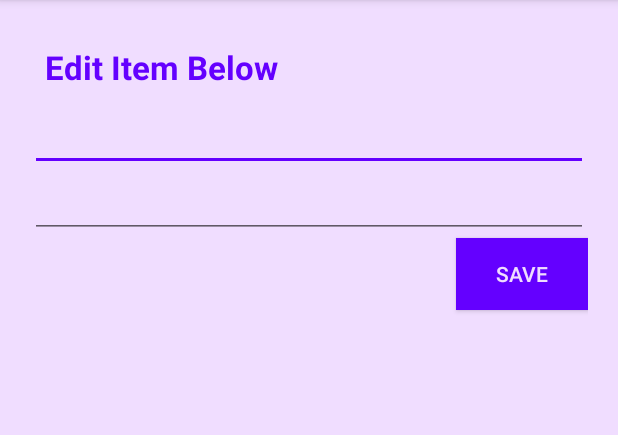
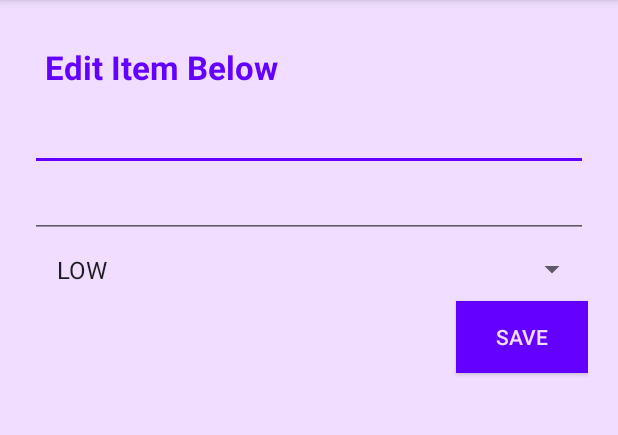
Before and after one commit to nemethjulia/ToDoApp, an Android app: the screen it shows after launch (EditItemActivity), after a tap on "CREATE NEW ITEM", on a phone screen of 412 x 824 dp, the part 84-519 px from its top. Run offline under Robolectric (Android 15) with nearby library versions, the phone set to English and light mode, and no system bars.

Commit message:
Priority for todos - start

```diff
--- a/app/src/main/java/com/seya/todoapp/EditItemActivity.java
+++ b/app/src/main/java/com/seya/todoapp/EditItemActivity.java
@@ -6,10 +6,13 @@ import android.support.v4.app.FragmentManager;
 import android.support.v7.app.AppCompatActivity;
 import android.os.Bundle;
 import android.view.View;
+import android.widget.ArrayAdapter;
 import android.widget.DatePicker;
 import android.widget.EditText;
+import android.widget.Spinner;
 import android.widget.Toast;
 
+import com.seya.todoapp.data.Priority;
 import com.seya.todoapp.data.ToDo;
 
 import java.text.DateFormat;
@@ -23,30 +26,9 @@ public class EditItemActivity extends AppCompatActivity implements DatePickerDia
 
     private EditText etEditItem;
     private EditText etDueDate;
+    private Spinner spPriority;
 
     private ToDo toDo;
-
-    @Override
-    protected void onCreate(Bundle savedInstanceState) {
-        super.onCreate(savedInstanceState);
-        setContentView(R.layout.activity_edit_item);
-        toDo = (ToDo) getIntent().getSerializableExtra("todo");
-        etEditItem = (EditText) findViewById(R.id.etEditItem);
-        etEditItem.setText(toDo.text);
-
-        etDueDate = (EditText) findViewById(R.id.etDueDate);
-        if (toDo.dueDate != null) {
-            etDueDate.setText(dateFormat.format(toDo.dueDate));
-            DateColoringUtil.setDueDateColor(etDueDate, toDo.dueDate);
-        }
-        etDueDate.setOnClickListener(new View.OnClickListener() {
-            @Override
-            public void onClick(View v) {
-                FragmentManager fm = getSupportFragmentManager();
-                DatePickerFragment.newInstance(toDo.dueDate).show(fm, "tag");
-            }
-        });
-    }
 
     public void onSave(View view) throws ParseException {
         String text = etEditItem.getText().toString();
@@ -54,6 +36,7 @@ public class EditItemActivity extends AppCompatActivity implements DatePickerDia
             Toast.makeText(this, "Can't save the todo without text!", Toast.LENGTH_SHORT).show();
         } else {
             toDo.text = text;
+            toDo.priority = (Priority) spPriority.getSelectedItem();
             Intent data = new Intent();
             data.putExtra("todo", toDo);
             setResult(RESULT_OK, data);
@@ -70,4 +53,49 @@ public class EditItemActivity extends AppCompatActivity implements DatePickerDia
         etDueDate.setText(dateFormat.format(dueDate));
         DateColoringUtil.setDueDateColor(etDueDate, dueDate);
     }
+
+    @Override
+    protected void onCreate(Bundle savedInstanceState) {
+        super.onCreate(savedInstanceState);
+        setContentView(R.layout.activity_edit_item);
+        toDo = (ToDo) getIntent().getSerializableExtra("todo");
+        if (toDo == null) {
+            toDo = new ToDo();
+        }
+        setProperties();
+    }
+
+    private void setProperties() {
+        setText();
+        setDueDate();
+        setPriority();
+    }
+
+    private void setText() {
+        etEditItem = (EditText) findViewById(R.id.etEditItem);
+        etEditItem.setText(toDo.text);
+    }
+
+    private void setDueDate() {
+        etDueDate = (EditText) findViewById(R.id.etDueDate);
+        if (toDo.dueDate != null) {
+            etDueDate.setText(dateFormat.format(toDo.dueDate));
+            DateColoringUtil.setDueDateColor(etDueDate, toDo.dueDate);
+        }
+        etDueDate.setOnClickListener(new View.OnClickListener() {
+            @Override
+            public void onClick(View v) {
+                FragmentManager fm = getSupportFragmentManager();
+                DatePickerFragment.newInstance(toDo.dueDate).show(fm, "tag");
+            }
+        });
+    }
+
+    private void setPriority() {
+        spPriority = (Spinner) findViewById(R.id.spPriority);
+        spPriority.setAdapter(new ArrayAdapter<>(this, android.R.layout.simple_spinner_item, Priority.values()));
+        if (toDo.priority != null) {
+            spPriority.setSelection(toDo.priority.getPriority());
+        }
+    }
 }
--- /dev/null
+++ b/app/src/main/java/com/seya/todoapp/data/Priority.java
@@ -0,0 +1,41 @@
+package com.seya.todoapp.data;
+
+public enum Priority {
+    LOW     ("LOW", 0),
+    MEDIUM  ("MEDIUM", 1),
+    HIGH  ("HIGH", 2);
+
+    private String name;
+    private int priority;
+
+    Priority(String name, int priority) {
+        this.name = name;
+        this.priority = priority;
+    }
+
+    public String getName() {
+        return name;
+    }
+
+    public int getPriority() {
+        return priority;
+    }
+
+    public static Priority getPriority(int value) {
+        switch (value) {
+            case 0:
+                return LOW;
+            case 1:
+                return MEDIUM;
+            case 2:
+                return HIGH;
+            default:
+                return null;
+        }
+    }
+
+    @Override
+    public String toString() {
+        return getName();
+    }
+}
--- a/app/src/main/java/com/seya/todoapp/data/ToDo.java
+++ b/app/src/main/java/com/seya/todoapp/data/ToDo.java
@@ -7,4 +7,5 @@ public class ToDo implements Serializable {
     public int id;
     public String text;
     public Date dueDate;
+    public Priority priority;
 }
--- a/app/src/main/java/com/seya/todoapp/data/ToDosDatabaseHelper.java
+++ b/app/src/main/java/com/seya/todoapp/data/ToDosDatabaseHelper.java
@@ -17,7 +17,7 @@ public class ToDosDatabaseHelper extends SQLiteOpenHelper {
 
     // Database Info
     private static final String DATABASE_NAME = "todosDatabase";
-    private static final int DATABASE_VERSION = 7;
+    private static final int DATABASE_VERSION = 8;
 
     // Table Name
     private static final String TABLE_TODOS = "todos";
@@ -26,6 +26,7 @@ public class ToDosDatabaseHelper extends SQLiteOpenHelper {
     private static final String KEY_TODO_ID = "id";
     private static final String KEY_TODO_TEXT = "text";
     private static final String KEY_TODO_DUE_DATE = "due_date";
+    private static final String KEY_TODO_PRIORITY = "priority";
 
     private static final DateFormat dateFormat = DateFormat.getDateInstance();
 
@@ -45,7 +46,8 @@ public class ToDosDatabaseHelper extends SQLiteOpenHelper {
                 "(" +
                 KEY_TODO_ID + " INTEGER PRIMARY KEY," +
                 KEY_TODO_TEXT + " TEXT," +
-                KEY_TODO_DUE_DATE + " TEXT" +
+                KEY_TODO_DUE_DATE + " TEXT," +
+                KEY_TODO_PRIORITY + " INTEGER" +
                 ")";
 
         db.execSQL(CREATE_TODOS_TABLE);
@@ -74,6 +76,7 @@ public class ToDosDatabaseHelper extends SQLiteOpenHelper {
                     newToDo.text = cursor.getString(cursor.getColumnIndex(KEY_TODO_TEXT));
                     String dateString = cursor.getString(cursor.getColumnIndex(KEY_TODO_DUE_DATE));
                     newToDo.dueDate = dateString == null ? null : dateFormat.parse(dateString);
+                    newToDo.priority = Priority.getPriority(cursor.getInt(cursor.getColumnIndex(KEY_TODO_PRIORITY)));
                     toDos.add(newToDo);
                 } while(cursor.moveToNext());
             }
@@ -95,6 +98,7 @@ public class ToDosDatabaseHelper extends SQLiteOpenHelper {
             ContentValues values = new ContentValues();
             values.put(KEY_TODO_TEXT, toDo.text);
             values.put(KEY_TODO_DUE_DATE, toDo.dueDate == null ? null : dateFormat.format(toDo.dueDate));
+            values.put(KEY_TODO_PRIORITY, toDo.priority == null ? -1 : toDo.priority.getPriority());
 
             // First try to update in case the item already exists in the database
             int rows = db.update(TABLE_TODOS, values, KEY_TODO_ID + " = ?", new String[] { String.valueOf(toDo.id) });
@@ -105,7 +109,7 @@ public class ToDosDatabaseHelper extends SQLiteOpenHelper {
             }
             db.setTransactionSuccessful();
         } catch (Exception e) {
-            Log.d(TAG, "Error while trying to add or update user");
+            Log.d(TAG, "Error while trying to add or update todo: " + e.getMessage());
         } finally {
             db.endTransaction();
         }
--- a/app/src/main/res/layout/activity_edit_item.xml
+++ b/app/src/main/res/layout/activity_edit_item.xml
@@ -39,8 +39,13 @@
         android:id="@+id/etDueDate"
         android:padding="10dp"
         android:focusable="false"
-        android:textColor="@color/colorPrimary"
-        />
+        android:textColor="@color/colorPrimary" />
+
+    <Spinner
+        android:layout_width="match_parent"
+        android:layout_height="wrap_content"
+        android:id="@+id/spPriority"
+        android:padding="10dp" />
 
     <Button
         android:layout_width="wrap_content"
```
Also changed, not shown: 1 other file.
